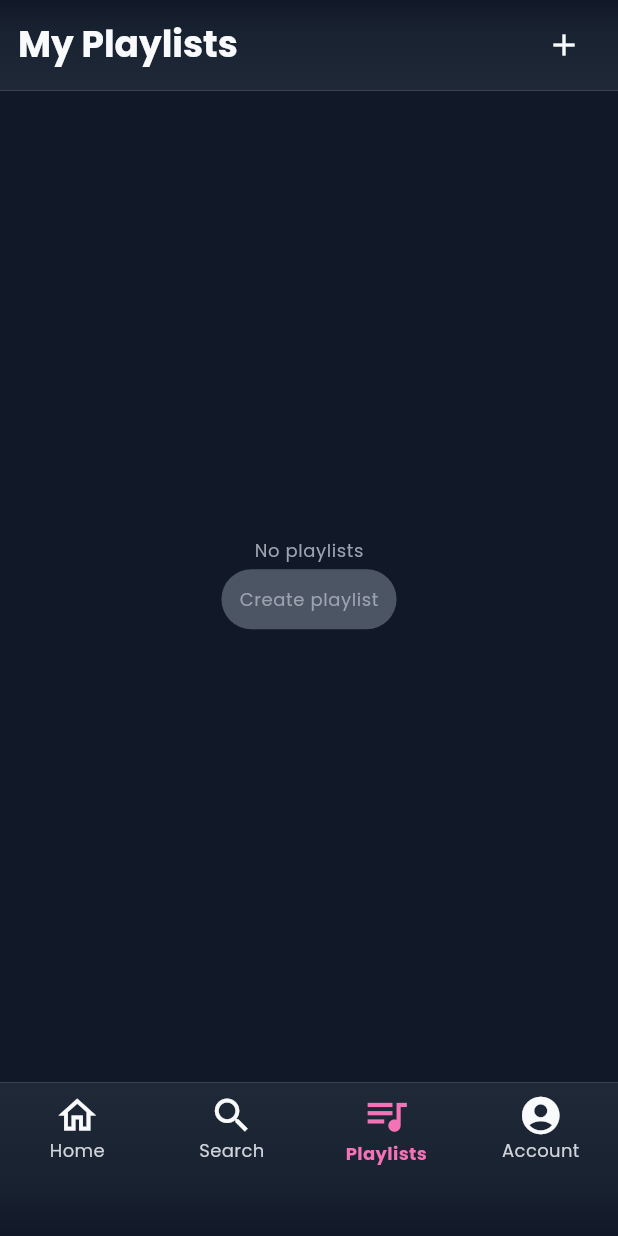
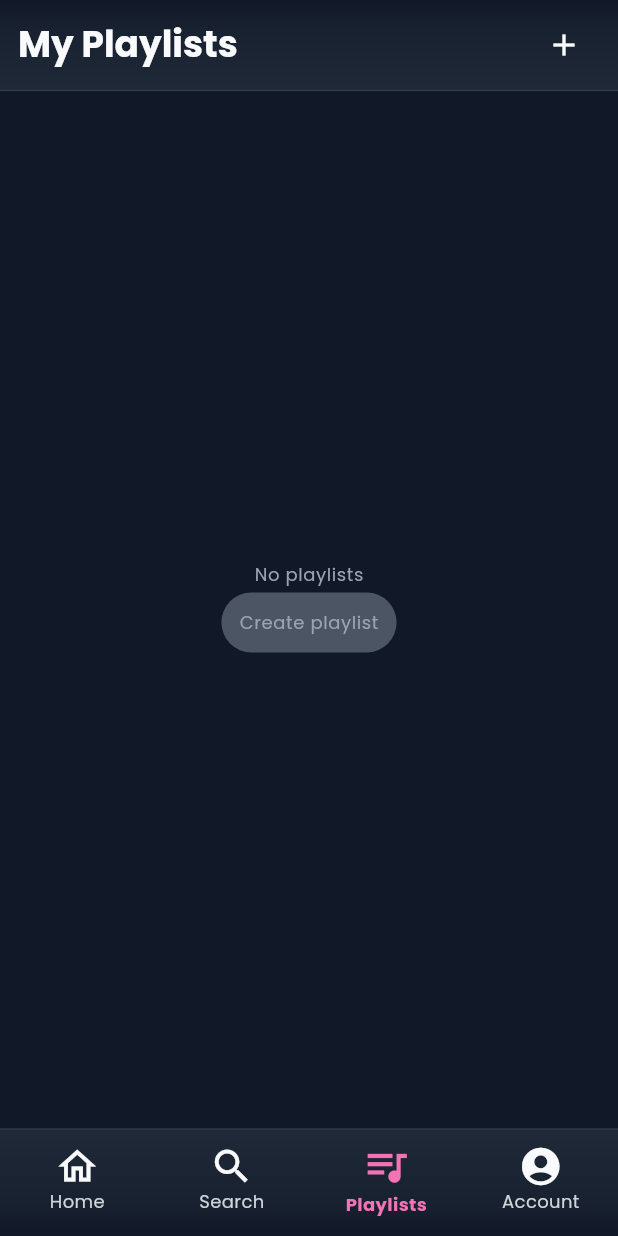
Before and after one commit to adnanflutterdev/Musify, a Flutter app: the screen it shows once a user with an empty profile is signed in, swiped to page 3, on a phone screen of 412 x 824 dp. Run offline on Flutter 3.47's test engine with Material 3 defaults, Android fonts, the phone set to English and light mode, and no system bars; our stand-ins replace audio_service, cached_network_image, cloud_firestore, firebase_auth, firebase_core, flutter_riverpod and 3 more; missing offline and left inert: audio_session, my_progress_bar; accounts and stored records are empty; statements that could not run were skipped.

Commit message:
Fixed extra spacing below the navigation bar when keyboard opens.

```diff
--- a/lib/core/widgets/custom_scaffold.dart
+++ b/lib/core/widgets/custom_scaffold.dart
@@ -4,37 +4,37 @@ import 'package:musify/core/widgets/custom_app_bar.dart';
 class CustomScaffold extends StatelessWidget {
   const CustomScaffold({
     super.key,
+    required this.body,
+
     this.appBar,
     this.footer,
-    required this.body,
-
-    this.backgroundColor,
     this.floatingActionButton,
 
-    this.haveBottomPadding = true,
+    this.padding,
+    this.backgroundColor,
   });
   final Widget body;
   final Widget? footer;
   final Color? backgroundColor;
   final Widget? floatingActionButton;
   final CustomAppBar? appBar;
-  final bool haveBottomPadding;
+  final EdgeInsets? padding;
 
   @override
   Widget build(BuildContext context) {
     return Scaffold(
       body: SafeArea(
         top: false,
-        bottom: false,
         child: Column(
           children: [
             ?appBar,
             Expanded(
-              child: Padding(padding: const EdgeInsets.all(15.0), child: body),
+              child: Padding(
+                padding: padding ?? const EdgeInsets.all(15.0),
+                child: body,
+              ),
             ),
             ?footer,
-            if (haveBottomPadding)
-              const SizedBox(height: kBottomNavigationBarHeight),
           ],
         ),
       ),
--- a/lib/feature/app/presentation/screen/home_screen.dart
+++ b/lib/feature/app/presentation/screen/home_screen.dart
@@ -80,7 +80,6 @@ class _HomeScreen extends ConsumerState<HomeScreen> {
       canPop: false,
       onPopInvokedWithResult: (didPop, _) => _onPop(didPop, tabIndex),
       child: CustomScaffold(
-        haveBottomPadding: false,
         appBar: _buildAppBar(tabIndex),
         body: Column(
           children: [
--- a/lib/feature/auth/presentation/screens/auth_state.dart
+++ b/lib/feature/auth/presentation/screens/auth_state.dart
@@ -1,4 +1,5 @@
 import 'package:flutter/material.dart';
+import 'package:musify/core/widgets/custom_scaffold.dart';
 import 'package:musify/feature/app/presentation/screen/home_screen.dart';
 import 'package:firebase_auth/firebase_auth.dart';
 import 'package:musify/feature/auth/presentation/screens/auth_screen.dart';
@@ -8,7 +9,8 @@ class AuthState extends StatelessWidget {
 
   @override
   Widget build(BuildContext context) {
-    return Scaffold(
+    return CustomScaffold(
+      padding: EdgeInsets.zero,
       body: StreamBuilder(
         stream: FirebaseAuth.instance.authStateChanges(),
         builder: (context, snapshot) {
--- a/lib/feature/home/presentation/widget/page_navigation_bar.dart
+++ b/lib/feature/home/presentation/widget/page_navigation_bar.dart
@@ -1,4 +1,5 @@
 import 'package:flutter/material.dart';
+import 'package:musify/core/const/app_spacing.dart';
 import 'package:musify/core/extension/app_theme_extention.dart';
 import 'package:musify/core/utils/screen_size.dart';
 import 'package:musify/feature/app/presentation/provider/tab_provider.dart';
@@ -27,7 +28,7 @@ class PageNavigationBar extends StatelessWidget {
           top: BorderSide(color: context.colors.border, width: 0.7),
         ),
       ),
-      padding: const EdgeInsets.only(top: 5.0),
+      padding: const EdgeInsets.only(top: AppSpacing.sm, bottom: AppSpacing.md),
       child: Column(
         children: [
           Row(
@@ -77,7 +78,6 @@ class PageNavigationBar extends StatelessWidget {
               );
             }),
           ),
-          const SizedBox(height: kBottomNavigationBarHeight - 10),
         ],
       ),
     );
--- a/lib/main.dart
+++ b/lib/main.dart
@@ -73,9 +73,6 @@ class Musify extends StatelessWidget {
         systemNavigationBarColor: Colors.transparent,
         systemNavigationBarDividerColor: Colors.transparent,
         systemNavigationBarIconBrightness: Brightness.light,
-
-        // Allow content to draw behind the system navigation bar
-        systemNavigationBarContrastEnforced: false,
       ),
       child: MaterialApp(
         title: 'Musify',
```
